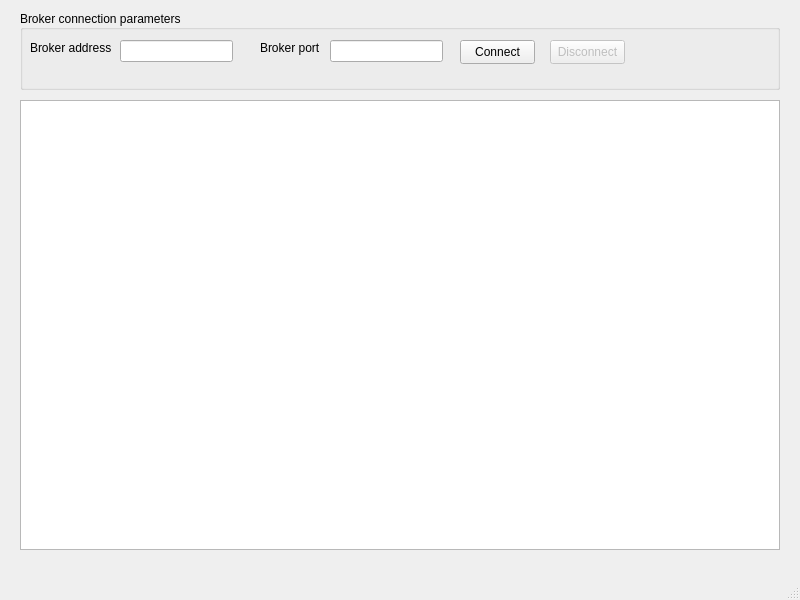
aalesv/FastECU-client, file mainwindow.ui: the form before one commit.
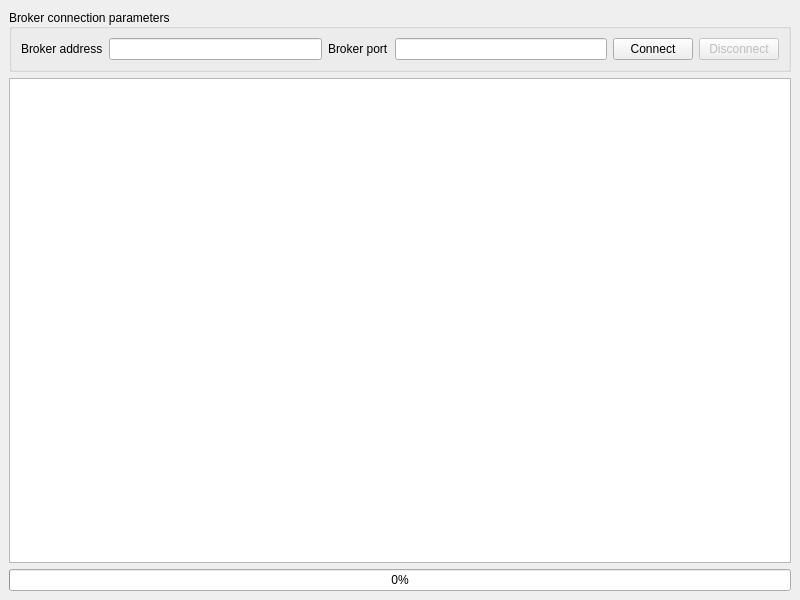
The form after the commit.

Commit message: Minor ui changes to fix alignment issues

Patch:
```diff
--- a/mainwindow.ui
+++ b/mainwindow.ui
@@ -23,14 +23,14 @@
    <locale language="English" country="UnitedStates"/>
   </property>
   <widget class="QWidget" name="centralwidget">
+   <layout class="QVBoxLayout" name="verticalLayout">
+    <item>
    <widget class="QGroupBox" name="groupBox_broker_config">
-    <property name="geometry">
-     <rect>
-      <x>20</x>
-      <y>10</y>
-      <width>760</width>
-      <height>80</height>
-     </rect>
+      <property name="sizePolicy">
+       <sizepolicy hsizetype="Preferred" vsizetype="Preferred">
+        <horstretch>0</horstretch>
+        <verstretch>0</verstretch>
+       </sizepolicy>
     </property>
     <property name="title">
      <string>Broker connection parameters</string>
@@ -38,92 +38,58 @@
     <property name="alignment">
      <set>Qt::AlignLeading|Qt::AlignLeft|Qt::AlignVCenter</set>
     </property>
+      <layout class="QHBoxLayout" name="horizontalLayout">
+       <item>
     <widget class="QLabel" name="label_broker_address">
-     <property name="geometry">
-      <rect>
-       <x>10</x>
-       <y>30</y>
-       <width>81</width>
-       <height>16</height>
-      </rect>
-     </property>
      <property name="text">
       <string>Broker address</string>
      </property>
     </widget>
-    <widget class="QLineEdit" name="lineEdit_broker_address">
-     <property name="geometry">
-      <rect>
-       <x>100</x>
-       <y>30</y>
-       <width>113</width>
-       <height>22</height>
-      </rect>
-     </property>
-    </widget>
+       </item>
+       <item>
+        <widget class="QLineEdit" name="lineEdit_broker_address"/>
+       </item>
+       <item>
     <widget class="QLabel" name="label_broker_port">
-     <property name="geometry">
-      <rect>
-       <x>240</x>
-       <y>30</y>
-       <width>71</width>
-       <height>16</height>
-      </rect>
-     </property>
      <property name="text">
       <string>Broker port</string>
      </property>
     </widget>
-    <widget class="QLineEdit" name="lineEdit_broker_port">
-     <property name="geometry">
-      <rect>
-       <x>310</x>
-       <y>30</y>
-       <width>113</width>
-       <height>22</height>
-      </rect>
-     </property>
-    </widget>
+       </item>
+       <item>
+        <widget class="QLineEdit" name="lineEdit_broker_port"/>
+       </item>
+       <item>
     <widget class="QPushButton" name="pushButton_connect">
-     <property name="geometry">
-      <rect>
-       <x>440</x>
-       <y>30</y>
-       <width>75</width>
-       <height>24</height>
-      </rect>
-     </property>
      <property name="text">
       <string>Connect</string>
      </property>
     </widget>
+       </item>
+       <item>
     <widget class="QPushButton" name="pushButton_disconnect">
      <property name="enabled">
       <bool>false</bool>
      </property>
-     <property name="geometry">
-      <rect>
-       <x>530</x>
-       <y>30</y>
-       <width>75</width>
-       <height>24</height>
-      </rect>
-     </property>
      <property name="text">
       <string>Disconnect</string>
      </property>
     </widget>
-   </widget>
-   <widget class="QPlainTextEdit" name="plainTextEdit_logs">
-    <property name="geometry">
-     <rect>
-      <x>20</x>
-      <y>100</y>
-      <width>760</width>
-      <height>450</height>
-     </rect>
-    </property>
-   </widget>
+       </item>
+      </layout>
+     </widget>
+    </item>
+    <item>
+     <widget class="QPlainTextEdit" name="plainTextEdit_logs"/>
+    </item>
+    <item>
+     <widget class="QProgressBar" name="progressBar">
+      <property name="value">
+       <number>0</number>
+      </property>
+     </widget>
+    </item>
+   </layout>
   </widget>
   <widget class="QMenuBar" name="menubar">
    <property name="geometry">
@@ -135,7 +101,6 @@
     </rect>
    </property>
   </widget>
-  <widget class="QStatusBar" name="statusbar"/>
  </widget>
  <resources/>
  <connections/>
```
Left out of the diff: 11 changed lines with no effect on the pictures. Lines whose indentation alone changed are shown as unchanged. The commit also changes 2 other files.
